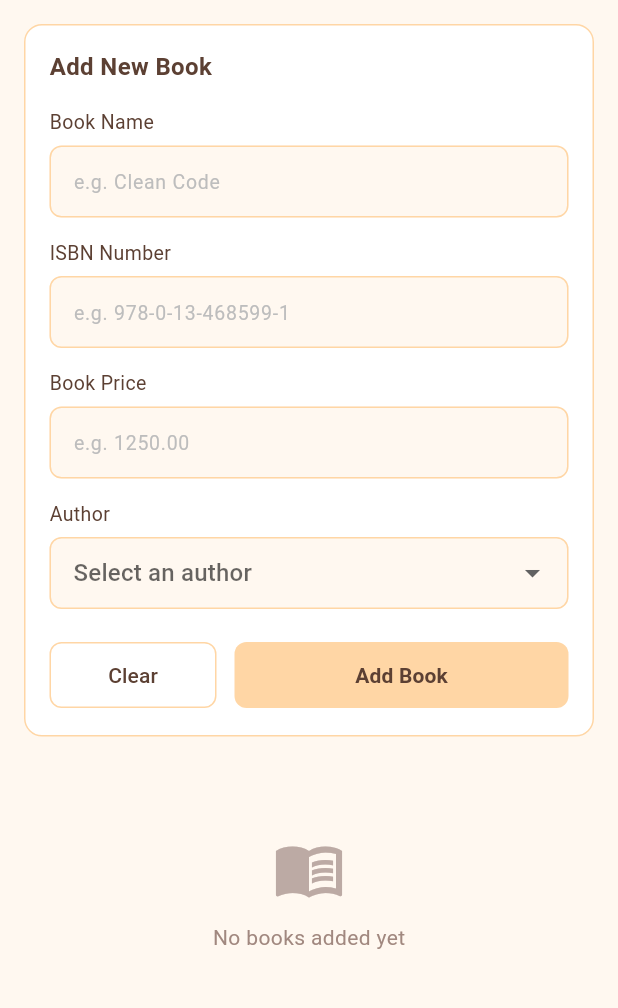
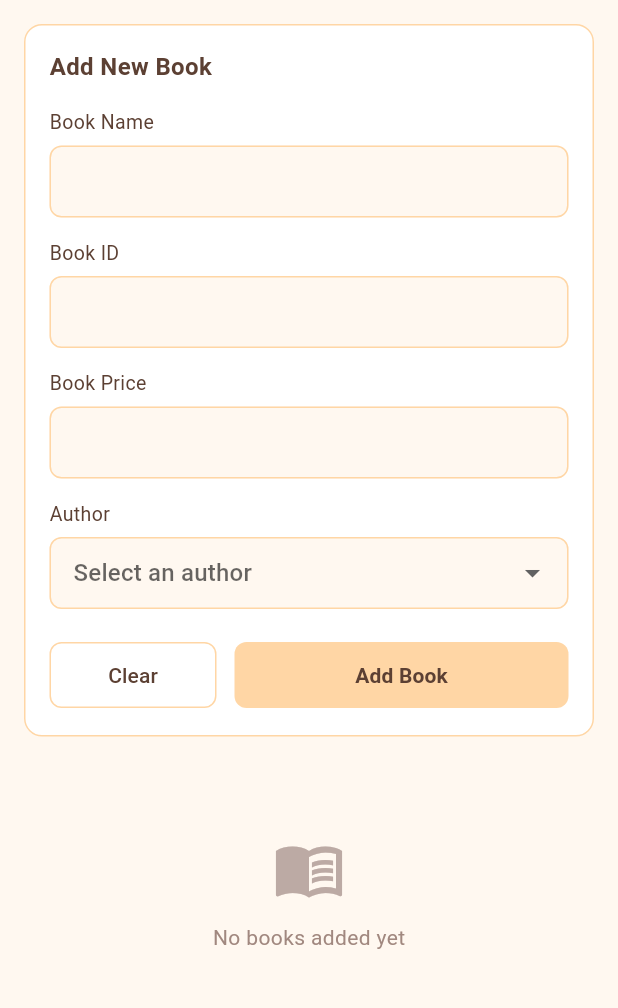
Before and after one commit to Aayuskaa1/classwork-5, a Flutter app: the screen it shows after launch, on a phone screen of 412 x 824 dp, the part 84-1092 px from its top. Run offline on Flutter 3.47's test engine with Material 3 defaults, Android fonts, the phone set to English and light mode, and no system bars.

Commit message:
Initial commit for classwork 5

```diff
--- a/lib/screens/books_screen.dart
+++ b/lib/screens/books_screen.dart
@@ -124,18 +124,18 @@ class _BookScreenState extends State<BookScreen> {
                     const SizedBox(height: 6),
                     TextFormField(
                       controller: _bookNameController,
-                      decoration: _inputDecoration('e.g. Clean Code'),
+                      decoration: _inputDecoration(' '),
                       validator: (v) => v == null || v.trim().isEmpty ? 'Enter book name' : null,
                     ),
 
                     const SizedBox(height: 14),
 
                     // ISBN
-                    const Text('ISBN Number', style: TextStyle(fontSize: 13, color: Color(0xFF5C4033))),
+                    const Text('Book ID', style: TextStyle(fontSize: 13, color: Color(0xFF5C4033))),
                     const SizedBox(height: 6),
                     TextFormField(
                       controller: _isbnController,
-                      decoration: _inputDecoration('e.g. 978-0-13-468599-1'),
+                      decoration: _inputDecoration(' '),
                       validator: (v) => v == null || v.trim().isEmpty ? 'Enter ISBN number' : null,
                     ),
 
@@ -146,7 +146,7 @@ class _BookScreenState extends State<BookScreen> {
                     const SizedBox(height: 6),
                     TextFormField(
                       controller: _priceController,
-                      decoration: _inputDecoration('e.g. 1250.00'),
+                      decoration: _inputDecoration(' '),
                       keyboardType: const TextInputType.numberWithOptions(decimal: true),
                       inputFormatters: [FilteringTextInputFormatter.allow(RegExp(r'^\d*\.?\d*'))],
                       validator: (v) {
```
Also changed, not shown: 1 other file.
